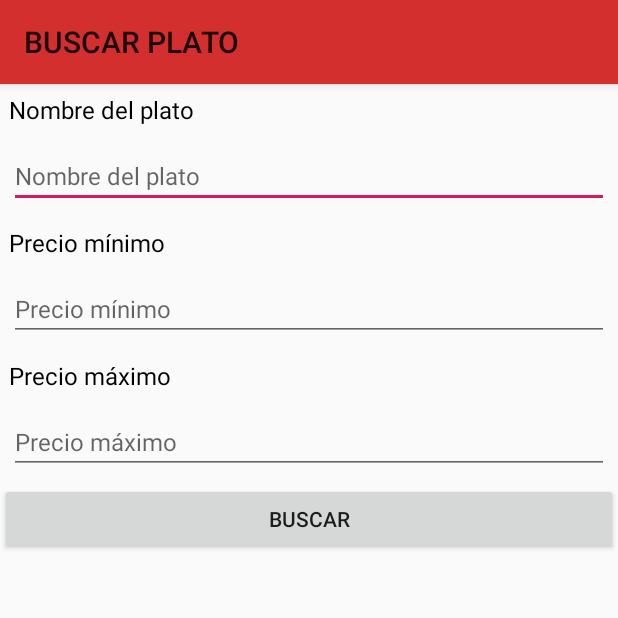
After one commit to GonzaloBernard/SendMeal-1, an Android app: the activity_buscar_platos screen opened directly, with no data from a screen before it, on a phone screen of 412 x 824 dp, the top half of it. The commit adds this screen. Run offline under Robolectric (Android 15) with nearby library versions, the phone set to English and light mode, and no system bars.

Commit message:
creada la activity buscar_platos, la clase buscarPlato, los string de buscar_items

```diff
--- a/app/build.gradle
+++ b/app/build.gradle
@@ -33,7 +33,4 @@ dependencies {
     androidTestImplementation 'androidx.test.espresso:espresso-core:3.2.0'
 
 
-
-
-
 }
--- a/app/src/main/AndroidManifest.xml
+++ b/app/src/main/AndroidManifest.xml
@@ -1,7 +1,9 @@
 <?xml version="1.0" encoding="utf-8"?>
 <manifest xmlns:android="http://schemas.android.com/apk/res/android"
     package="com.example.sendmeal">
-    <uses-permission android:name="android.permission.INTERNET"/>
+
+    <uses-permission android:name="android.permission.INTERNET" />
+
     <application
         android:allowBackup="true"
         android:icon="@mipmap/ic_launcher"
@@ -9,23 +11,28 @@
         android:roundIcon="@mipmap/ic_launcher_round"
         android:supportsRtl="true"
         android:theme="@style/AppTheme">
+        <activity android:name=".activity_buscar_platos"></activity>
         <activity android:name=".HomeActivity">
             <intent-filter>
                 <action android:name="android.intent.action.MAIN" />
+
                 <category android:name="android.intent.category.LAUNCHER" />
             </intent-filter>
         </activity>
         <activity
             android:name=".AbmPlato"
-            android:taskAffinity=""
-            android:parentActivityName=".HomeActivity" />
+            android:parentActivityName=".HomeActivity"
+            android:taskAffinity="" />
         <activity
             android:name=".AbmUsuario"
             android:parentActivityName=".HomeActivity" />
         <activity
             android:name=".ListaItems"
             android:parentActivityName=".HomeActivity" />
-        <receiver android:name=".MyReceiver" android:exported="false"></receiver>
+
+        <receiver
+            android:name=".MyReceiver"
+            android:exported="false" />
     </application>
 
 </manifest>
--- /dev/null
+++ b/app/src/main/java/com/example/sendmeal/BuscarPlatos.java
@@ -0,0 +1,6 @@
+package com.example.sendmeal;
+
+import androidx.appcompat.app.AppCompatActivity;
+
+class BuscarPlatos extends AppCompatActivity {
+}
--- a/app/src/main/java/com/example/sendmeal/HomeActivity.java
+++ b/app/src/main/java/com/example/sendmeal/HomeActivity.java
@@ -22,7 +22,7 @@ public class HomeActivity extends AppCompatActivity {
     public static final String PLATO_INDIVIDUAL_KEY = "plato";
     //KEY PARA EL MODO
     public static final String PLATO_MODO_KEY = "modo";
-    //KEY's PARA LOS DISTINTOS MODOS (para el ABMC)
+    //KEY's PARA LOS DISTINTOS MODOS (para el ABM)
     public static final Integer KEY_CREAR_PLATO = 1;
     public static final Integer KEY_EDITAR_PLATO = 2;
     public static final Integer KEY_CONSULTAR_PLATO = 3;
@@ -52,6 +52,9 @@ public class HomeActivity extends AppCompatActivity {
                 //SE LIMPIA LA LISTA PARA EVITAR ERRORES
                 _PLATOS.clear();
                 return true;
+            case R.id.toolBuscarPlatos:
+                Intent i4 = new Intent(HomeActivity.this, BuscarPlatos.class);
+                startActivity(i4);
             default:
                 Toast.makeText(this,". . . . ",Toast.LENGTH_LONG).show();
                 return super.onOptionsItemSelected(item);
--- /dev/null
+++ b/app/src/main/java/com/example/sendmeal/activity_buscar_platos.java
@@ -0,0 +1,14 @@
+package com.example.sendmeal;
+
+import androidx.appcompat.app.AppCompatActivity;
+
+import android.os.Bundle;
+
+public class activity_buscar_platos extends AppCompatActivity {
+
+    @Override
+    protected void onCreate(Bundle savedInstanceState) {
+        super.onCreate(savedInstanceState);
+        setContentView(R.layout.activity_buscar_platos);
+    }
+}
--- a/app/src/main/java/com/example/sendmeal/dao/PlatoRepository.java
+++ b/app/src/main/java/com/example/sendmeal/dao/PlatoRepository.java
@@ -14,7 +14,7 @@ import android.os.Handler;
 
 public class PlatoRepository {
 
-    public static String _SERVER = "http://10.0.2.2:3000/";
+    public static String _SERVER = "http://192.168.100.35:5000/";
     public static final int _ALTA_PLATO = 1;
     public static final int _UPDATE_PLATO = 2;
     public static final int _BORRADO_PLATO = 3;
--- /dev/null
+++ b/app/src/main/res/layout/activity_buscar_platos.xml
@@ -0,0 +1,86 @@
+<?xml version="1.0" encoding="utf-8"?>
+<LinearLayout xmlns:android="http://schemas.android.com/apk/res/android"
+    xmlns:app="http://schemas.android.com/apk/res-auto"
+    xmlns:tools="http://schemas.android.com/tools"
+    android:layout_width="match_parent"
+    android:layout_height="match_parent"
+    android:orientation="vertical"
+    tools:context=".activity_buscar_platos">
+
+    <androidx.appcompat.widget.Toolbar
+        android:id="@+id/toolbarBuscarItems"
+        android:layout_width="match_parent"
+        android:layout_height="?attr/actionBarSize"
+        android:background="?attr/colorPrimary"
+        android:elevation="4dp"
+        app:popupTheme="@style/ThemeOverlay.AppCompat.Light"
+        app:title="@string/tituloToolbarBuscarItems" />
+
+    <TextView
+        android:id="@+id/TextViewNombrePlato"
+        android:layout_width="wrap_content"
+        android:layout_height="wrap_content"
+        android:layout_margin="@dimen/margin"
+        android:text="@string/NombrePlato"
+        android:textColor="@color/colorEtiquetas"
+        android:textSize="@dimen/etiquetas" />
+
+    <EditText
+        android:id="@+id/EditTextEditarPlatoID"
+        android:layout_width="match_parent"
+        android:layout_height="wrap_content"
+        android:layout_margin="@dimen/margin"
+        android:ems="10"
+        android:hint="@string/NombrePlato"
+        android:inputType="textPersonName"
+        android:textSize="@dimen/etiquetas"
+        android:maxLength="20"/>
+
+    <TextView
+    android:id="@+id/TextViewPrecioMin"
+    android:layout_width="wrap_content"
+    android:layout_height="wrap_content"
+    android:layout_margin="@dimen/margin"
+    android:text="@string/PrecioMin"
+    android:textColor="@color/colorEtiquetas"
+    android:textSize="@dimen/etiquetas" />
+
+    <EditText
+        android:id="@+id/EditTextPrecioMin"
+        android:layout_width="match_parent"
+        android:layout_height="wrap_content"
+        android:layout_margin="@dimen/margin"
+        android:ems="10"
+        android:hint="@string/PrecioMin"
+        android:inputType="numberDecimal"
+        android:textSize="@dimen/etiquetas"
+        android:maxLength="20"/>
+
+    <TextView
+        android:id="@+id/TextViewPrecioMax"
+        android:layout_width="wrap_content"
+        android:layout_height="wrap_content"
+        android:layout_margin="@dimen/margin"
+        android:text="@string/PrecioMax"
+        android:textColor="@color/colorEtiquetas"
+        android:textSize="@dimen/etiquetas" />
+
+    <EditText
+        android:id="@+id/EditTextPrecioMax"
+        android:layout_width="match_parent"
+        android:layout_height="wrap_content"
+        android:layout_margin="@dimen/margin"
+        android:ems="10"
+        android:hint="@string/PrecioMax"
+        android:inputType="numberDecimal"
+        android:textSize="@dimen/etiquetas"
+        android:maxLength="20"/>
+
+    <Button
+        android:id="@+id/buttonBuscar"
+        android:layout_width="match_parent"
+        android:layout_height="wrap_content"
+        android:text="@string/Buscar" />
+
+
+</LinearLayout>
--- a/app/src/main/res/menu/menu_principal.xml
+++ b/app/src/main/res/menu/menu_principal.xml
@@ -11,5 +11,8 @@
     <item android:id="@+id/toolBarListaPlatos"
         android:title="Ver lista de platos"
         android:orderInCategory="3" app:showAsAction="never"></item>
+    <item android:id="@+id/toolBuscarPlatos"
+        android:title="Buscar platos"
+        android:orderInCategory="4" app:showAsAction="never"></item>
 
 </menu>
--- /dev/null
+++ b/app/src/main/res/values/strings_buscar_items.xml
@@ -0,0 +1,8 @@
+<?xml version="1.0" encoding="utf-8"?>
+<resources>
+    <string name="tituloToolbarBuscarItems">BUSCAR PLATO</string>
+    <string name="NombrePlato">Nombre del plato</string>
+    <string name="PrecioMin">Precio mínimo</string>
+    <string name="PrecioMax">Precio máximo</string>
+    <string name="Buscar">Buscar</string>
+</resources>
```
